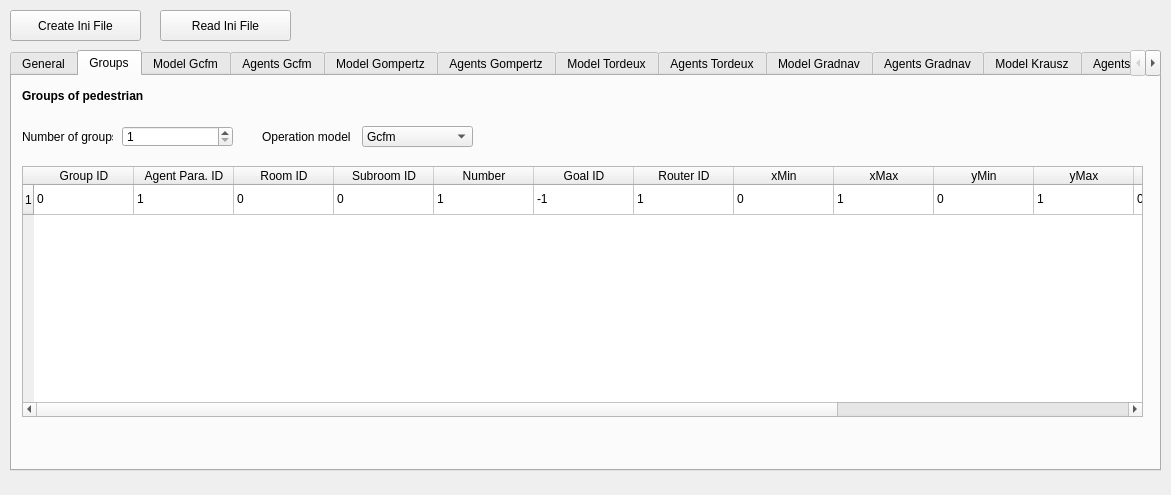
JuPedSim/jpseditor, file forms/inifilewidget.ui: the form before one commit.
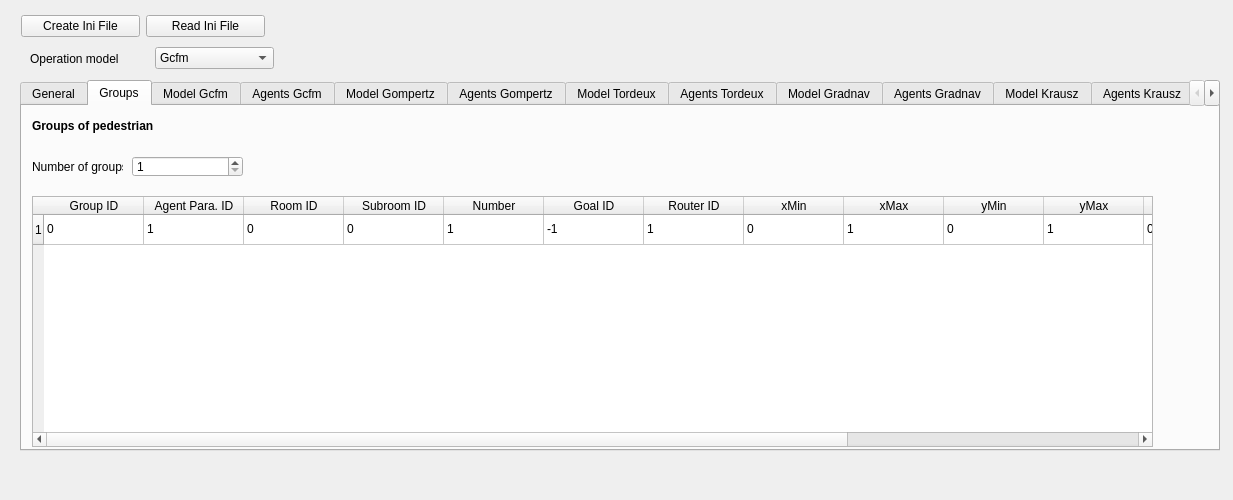
The form after the commit. The open tabs and pages were chosen to show the change.

Commit message: Redesign inifileWidget

```diff
--- a/forms/inifilewidget.ui
+++ b/forms/inifilewidget.ui
@@ -9,8 +9,8 @@
    <rect>
     <x>0</x>
     <y>0</y>
-    <width>1171</width>
-    <height>495</height>
+    <width>1233</width>
+    <height>500</height>
    </rect>
   </property>
   <property name="windowTitle">
@@ -22,10 +22,10 @@
    </property>
    <property name="geometry">
     <rect>
-     <x>10</x>
-     <y>50</y>
-     <width>1151</width>
-     <height>421</height>
+     <x>20</x>
+     <y>80</y>
+     <width>1200</width>
+     <height>371</height>
     </rect>
    </property>
    <property name="toolTip">
@@ -748,54 +748,6 @@
       </property>
      </item>
     </widget>
-    <widget class="QLabel" name="label_groups_2">
-     <property name="geometry">
-      <rect>
-       <x>250</x>
-       <y>50</y>
-       <width>91</width>
-       <height>21</height>
-      </rect>
-     </property>
-     <property name="text">
-      <string>Operation model</string>
-     </property>
-    </widget>
-    <widget class="QComboBox" name="comboBox_groups_1">
-     <property name="geometry">
-      <rect>
-       <x>350</x>
-       <y>50</y>
-       <width>111</width>
-       <height>21</height>
-      </rect>
-     </property>
-     <item>
-      <property name="text">
-       <string>Gcfm</string>
-      </property>
-     </item>
-     <item>
-      <property name="text">
-       <string>Gompertz</string>
-      </property>
-     </item>
-     <item>
-      <property name="text">
-       <string>Tordeux</string>
-      </property>
-     </item>
-     <item>
-      <property name="text">
-       <string>Gradnav</string>
-      </property>
-     </item>
-     <item>
-      <property name="text">
-       <string>Krausz</string>
-      </property>
-     </item>
-    </widget>
    </widget>
    <widget class="QWidget" name="tab_model_gcfm">
     <attribute name="title">
@@ -4628,32 +4580,6 @@
     </widget>
    </widget>
   </widget>
-  <widget class="QPushButton" name="pushButton_write">
-   <property name="geometry">
-    <rect>
-     <x>10</x>
-     <y>10</y>
-     <width>131</width>
-     <height>31</height>
-    </rect>
-   </property>
-   <property name="text">
-    <string>Create Ini File</string>
-   </property>
-  </widget>
-  <widget class="QPushButton" name="pushButton_read">
-   <property name="geometry">
-    <rect>
-     <x>160</x>
-     <y>10</y>
-     <width>131</width>
-     <height>31</height>
-    </rect>
-   </property>
-   <property name="text">
-    <string>Read Ini File</string>
-   </property>
-  </widget>
   <widget class="QLabel" name="label_warning">
    <property name="geometry">
     <rect>
@@ -4673,6 +4599,83 @@
     <string/>
    </property>
   </widget>
+  <widget class="QWidget" name="">
+   <property name="geometry">
+    <rect>
+     <x>21</x>
+     <y>11</y>
+     <width>244</width>
+     <height>31</height>
+    </rect>
+   </property>
+   <layout class="QHBoxLayout" name="horizontalLayout_2">
+    <item>
+     <widget class="QPushButton" name="pushButton_write">
+      <property name="text">
+       <string>Create Ini File</string>
+      </property>
+     </widget>
+    </item>
+    <item>
+     <widget class="QPushButton" name="pushButton_read">
+      <property name="text">
+       <string>Read Ini File</string>
+      </property>
+     </widget>
+    </item>
+   </layout>
+  </widget>
+  <widget class="QWidget" name="">
+   <property name="geometry">
+    <rect>
+     <x>30</x>
+     <y>43</y>
+     <width>244</width>
+     <height>31</height>
+    </rect>
+   </property>
+   <layout class="QHBoxLayout" name="horizontalLayout">
+    <item>
+     <widget class="QLabel" name="label_groups_2">
+      <property name="text">
+       <string>Operation model</string>
+      </property>
+      <property name="buddy">
+       <cstring>comboBox_groups_1</cstring>
+      </property>
+     </widget>
+    </item>
+    <item>
+     <widget class="QComboBox" name="comboBox_groups_1">
+      <item>
+       <property name="text">
+        <string>Gcfm</string>
+       </property>
+      </item>
+      <item>
+       <property name="text">
+        <string>Gompertz</string>
+       </property>
+      </item>
+      <item>
+       <property name="text">
+        <string>Tordeux</string>
+       </property>
+      </item>
+      <item>
+       <property name="text">
+        <string>Gradnav</string>
+       </property>
+      </item>
+      <item>
+       <property name="text">
+        <string>Krausz</string>
+       </property>
+      </item>
+     </widget>
+    </item>
+   </layout>
+  </widget>
  </widget>
  <tabstops>
   <tabstop>pushButton_write</tabstop>
```
Left out of the diff: 2 changed lines with no effect on the pictures. The commit also changes 1 other file.
